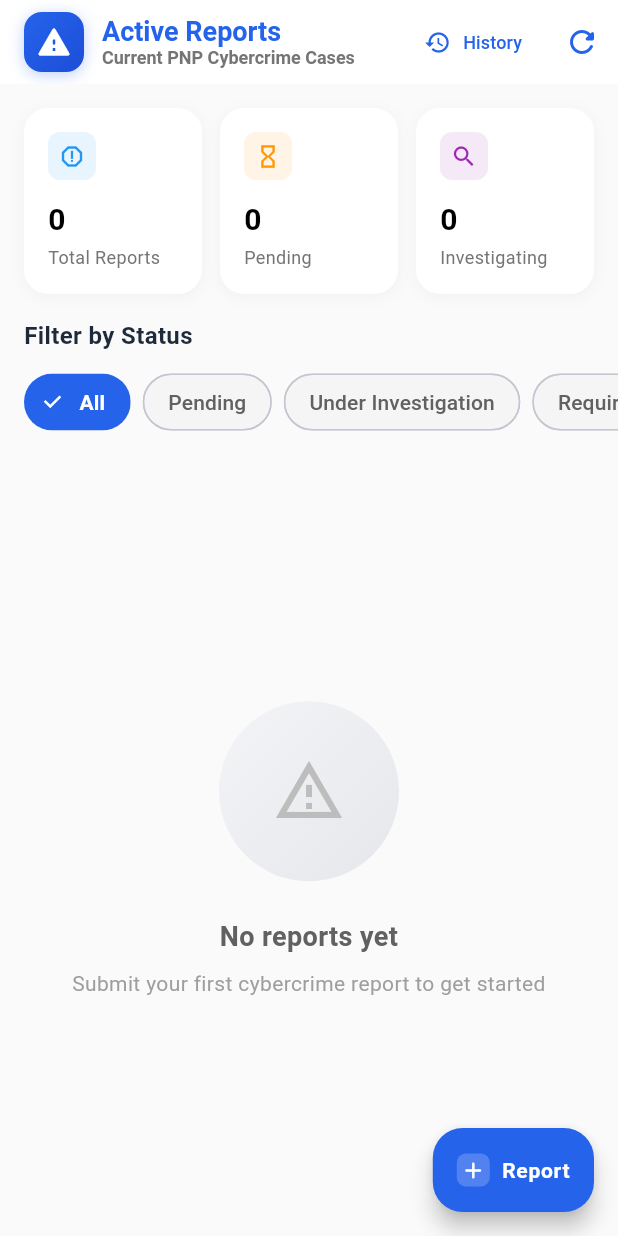
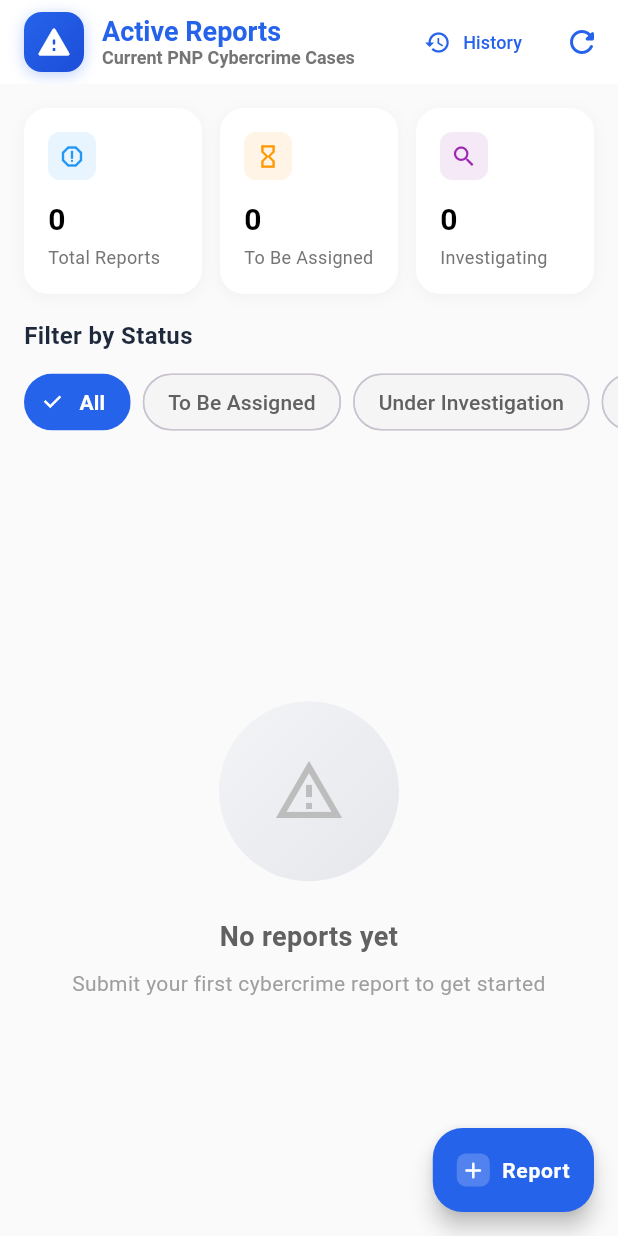
Before and after one commit to Pinoccchio/LawBot, a Flutter app: the ReportsTab screen opened directly, on a phone screen of 412 x 824 dp. Run offline on Flutter 3.47's test engine with Material 3 defaults, Android fonts, the phone set to English and light mode, and no system bars; our stand-ins replace cached_network_image, connectivity_plus, dio, firebase_auth, firebase_core, firebase_messaging and 9 more; accounts and stored records are empty; network calls fail.

Commit message:
01/09/2025 at 3:32 am

```diff
--- a/lib/models/complaint_model.dart
+++ b/lib/models/complaint_model.dart
@@ -220,7 +220,8 @@ enum CrimeCategory {
 }
 
 enum ComplaintStatus {
-  pending('Pending', 'Your complaint has been received and is being reviewed'),
+  toBeAssigned('To Be Assigned', 'Your complaint has been received and is awaiting assignment to a PNP officer'),
+  assigned('Assigned', 'A PNP officer has been assigned to your complaint'),
   underInvestigation('Under Investigation',
       'PNP officers are actively investigating your complaint'),
   resolved('Resolved', 'Your complaint has been resolved'),
@@ -379,7 +380,7 @@ class Complaint {
     required this.incidentDateTime,
     this.incidentLocation,
     this.estimatedFinancialLoss,
-    this.status = ComplaintStatus.pending,
+    this.status = ComplaintStatus.toBeAssigned,
     this.priority = 'low',
     this.riskScore = 30,
     this.assignedUnit,
@@ -457,7 +458,7 @@ class Complaint {
       updatedAt: now,
       statusHistory: [
         StatusUpdate(
-          status: ComplaintStatus.pending,
+          status: ComplaintStatus.toBeAssigned,
           timestamp: now,
           updatedBy: 'System',
           remarks: 'Complaint submitted successfully',
--- a/lib/models/database_complaint_model.dart
+++ b/lib/models/database_complaint_model.dart
@@ -72,7 +72,8 @@ class DatabaseCrimeType {
 }
 
 enum ComplaintStatus {
-  pending('Pending', 'Your complaint has been received and is being reviewed'),
+  toBeAssigned('To Be Assigned', 'Your complaint has been received and is awaiting assignment to a PNP officer'),
+  assigned('Assigned', 'A PNP officer has been assigned to your complaint'),
   underInvestigation('Under Investigation', 'PNP officers are actively investigating your complaint'),
   resolved('Resolved', 'Your complaint has been resolved'),
   dismissed('Dismissed', 'Your complaint has been dismissed'),
@@ -194,7 +195,7 @@ class DatabaseComplaint {
     required this.incidentDateTime,
     this.incidentLocation,
     this.estimatedFinancialLoss,
-    this.status = ComplaintStatus.pending,
+    this.status = ComplaintStatus.toBeAssigned,
     this.priority = 'low',
     this.riskScore = 30,
     required this.assignedUnit,
@@ -245,7 +246,7 @@ class DatabaseComplaint {
       updatedAt: now,
       statusHistory: [
         StatusUpdate(
-          status: ComplaintStatus.pending,
+          status: ComplaintStatus.toBeAssigned,
           timestamp: now,
           updatedBy: 'System',
           remarks: 'Complaint submitted successfully',
--- a/lib/screens/edit_complaint_screen.dart
+++ b/lib/screens/edit_complaint_screen.dart
@@ -1900,6 +1900,8 @@ class _EditComplaintScreenState extends State<EditComplaintScreen> {
     switch (status) {
       case 'Pending':
         return Colors.orange;
+      case 'Assigned':
+        return Colors.teal;
       case 'Under Investigation':
         return Colors.purple;
       case 'Requires More Information':
@@ -1917,6 +1919,8 @@ class _EditComplaintScreenState extends State<EditComplaintScreen> {
     switch (status) {
       case 'Pending':
         return Icons.hourglass_empty;
+      case 'Assigned':
+        return Icons.person_add;
       case 'Under Investigation':
         return Icons.search;
       case 'Requires More Information':
--- a/lib/screens/report_detail_screen.dart
+++ b/lib/screens/report_detail_screen.dart
@@ -2011,8 +2011,10 @@ class _ReportDetailScreenState extends State<ReportDetailScreen> {
 
   Color _getStatusColor(ComplaintStatus status) {
     switch (status) {
-      case ComplaintStatus.pending:
+      case ComplaintStatus.toBeAssigned:
         return Colors.orange;
+      case ComplaintStatus.assigned:
+        return Colors.teal;
       case ComplaintStatus.underInvestigation:
         return Colors.purple;
       case ComplaintStatus.resolved:
--- a/lib/screens/tabs/history_tab.dart
+++ b/lib/screens/tabs/history_tab.dart
@@ -176,7 +176,7 @@ class _HistoryTabState extends State<HistoryTab> {
         complaintNumber: 'CYB-2023-078',
         statusHistory: [
           StatusUpdate(
-            status: ComplaintStatus.pending,
+            status: ComplaintStatus.toBeAssigned,
             timestamp: now.subtract(const Duration(days: 30)),
             updatedBy: 'System',
             remarks: 'Complaint submitted successfully',
@@ -204,7 +204,7 @@ class _HistoryTabState extends State<HistoryTab> {
         complaintNumber: 'CYB-2023-052',
         statusHistory: [
           StatusUpdate(
-            status: ComplaintStatus.pending,
+            status: ComplaintStatus.toBeAssigned,
             timestamp: now.subtract(const Duration(days: 45)),
             updatedBy: 'System',
             remarks: 'Complaint submitted successfully',
@@ -232,7 +232,7 @@ class _HistoryTabState extends State<HistoryTab> {
         complaintNumber: 'CYB-2023-033',
         statusHistory: [
           StatusUpdate(
-            status: ComplaintStatus.pending,
+            status: ComplaintStatus.toBeAssigned,
             timestamp: now.subtract(const Duration(days: 60)),
             updatedBy: 'System',
             remarks: 'Complaint submitted successfully',
@@ -260,7 +260,7 @@ class _HistoryTabState extends State<HistoryTab> {
         complaintNumber: 'CYB-2023-001',
         statusHistory: [
           StatusUpdate(
-            status: ComplaintStatus.pending,
+            status: ComplaintStatus.toBeAssigned,
             timestamp: now.subtract(const Duration(days: 90)),
             updatedBy: 'System',
             remarks: 'Complaint submitted successfully',
@@ -294,7 +294,7 @@ class _HistoryTabState extends State<HistoryTab> {
         complaintNumber: 'CYB-2022-089',
         statusHistory: [
           StatusUpdate(
-            status: ComplaintStatus.pending,
+            status: ComplaintStatus.toBeAssigned,
             timestamp: now.subtract(const Duration(days: 120)),
             updatedBy: 'System',
             remarks: 'Complaint submitted successfully',
@@ -805,7 +805,7 @@ class _HistoryTabState extends State<HistoryTab> {
 
   Color _getStatusColor(ComplaintStatus status) {
     switch (status) {
-      case ComplaintStatus.pending:
+      case ComplaintStatus.toBeAssigned:
         return Colors.orange;
       case ComplaintStatus.underInvestigation:
         return Colors.purple;
@@ -815,6 +815,8 @@ class _HistoryTabState extends State<HistoryTab> {
         return Colors.red;
       case ComplaintStatus.requiresMoreInfo:
         return Colors.blue;
+      case ComplaintStatus.assigned:
+        return Colors.purple; // Same as underInvestigation since this status is obsolete
     }
   }
 }
--- a/lib/screens/tabs/reports_tab.dart
+++ b/lib/screens/tabs/reports_tab.dart
@@ -165,7 +165,7 @@ class _ReportsTabState extends State<ReportsTab> {
         estimatedFinancialLoss: data['estimated_loss']?.toDouble(),
         status: ComplaintStatus.values.firstWhere(
           (e) => e.displayName == data['status'],
-          orElse: () => ComplaintStatus.pending,
+          orElse: () => ComplaintStatus.toBeAssigned,
         ),
         priority: data['priority'] ?? 'low', // Case priority from database
         riskScore: data['risk_score'] ?? 30, // AI risk assessment
@@ -255,7 +255,7 @@ class _ReportsTabState extends State<ReportsTab> {
         ],
         statusHistory: [
           StatusUpdate(
-            status: ComplaintStatus.pending,
+            status: ComplaintStatus.toBeAssigned,
             timestamp: now.subtract(const Duration(days: 2)),
             updatedBy: 'System',
             remarks: 'Complaint submitted successfully',
@@ -277,13 +277,13 @@ class _ReportsTabState extends State<ReportsTab> {
         email: 'rosa.valencia@email.com',
         phoneNumber: '+63 928 777 9999',
         incidentDateTime: now.subtract(const Duration(days: 1)),
-        status: ComplaintStatus.pending,
+        status: ComplaintStatus.toBeAssigned,
         createdAt: now.subtract(const Duration(hours: 6)),
         updatedAt: now.subtract(const Duration(hours: 6)),
         complaintNumber: 'CYB-2024-002',
         statusHistory: [
           StatusUpdate(
-            status: ComplaintStatus.pending,
+            status: ComplaintStatus.toBeAssigned,
             timestamp: now.subtract(const Duration(hours: 6)),
             updatedBy: 'System',
             remarks: 'Complaint submitted successfully',
@@ -305,7 +305,7 @@ class _ReportsTabState extends State<ReportsTab> {
         complaintNumber: 'CYB-2024-003',
         statusHistory: [
           StatusUpdate(
-            status: ComplaintStatus.pending,
+            status: ComplaintStatus.toBeAssigned,
             timestamp: now.subtract(const Duration(days: 10)),
             updatedBy: 'System',
             remarks: 'Complaint submitted successfully',
@@ -327,7 +327,7 @@ class _ReportsTabState extends State<ReportsTab> {
         email: 'elena.ramirez@email.com',
         phoneNumber: '+63 922 333 4444',
         incidentDateTime: now.subtract(const Duration(hours: 18)),
-        status: ComplaintStatus.pending,
+        status: ComplaintStatus.toBeAssigned,
         createdAt: now.subtract(const Duration(hours: 12)),
         updatedAt: now.subtract(const Duration(hours: 12)),
         complaintNumber: 'CYB-2024-004',
@@ -343,7 +343,7 @@ class _ReportsTabState extends State<ReportsTab> {
         ],
         statusHistory: [
           StatusUpdate(
-            status: ComplaintStatus.pending,
+            status: ComplaintStatus.toBeAssigned,
             timestamp: now.subtract(const Duration(hours: 12)),
             updatedBy: 'System',
             remarks: 'Complaint submitted successfully',
@@ -365,7 +365,7 @@ class _ReportsTabState extends State<ReportsTab> {
         complaintNumber: 'CYB-2024-005',
         statusHistory: [
           StatusUpdate(
-            status: ComplaintStatus.pending,
+            status: ComplaintStatus.toBeAssigned,
             timestamp: now.subtract(const Duration(days: 5)),
             updatedBy: 'System',
             remarks: 'Complaint submitted successfully',
@@ -384,8 +384,8 @@ class _ReportsTabState extends State<ReportsTab> {
   List<Complaint> get filteredComplaints {
     if (_selectedFilter == 'All') {
       return _complaints;
-    } else if (_selectedFilter == 'Pending') {
-      return _complaints.where((c) => c.status == ComplaintStatus.pending).toList();
+    } else if (_selectedFilter == 'To Be Assigned') {
+      return _complaints.where((c) => c.status == ComplaintStatus.toBeAssigned).toList();
     } else if (_selectedFilter == 'Under Investigation') {
       return _complaints.where((c) => c.status == ComplaintStatus.underInvestigation).toList();
     } else if (_selectedFilter == 'Requires More Info') {
@@ -394,7 +394,7 @@ class _ReportsTabState extends State<ReportsTab> {
     return _complaints;
   }
 
-  List<String> get filterOptions => ['All', 'Pending', 'Under Investigation', 'Requires More Info'];
+  List<String> get filterOptions => ['All', 'To Be Assigned', 'Under Investigation', 'Requires More Info'];
 
   void _navigateToNewComplaint() async {
     final result = await Navigator.of(context).push(
@@ -557,8 +557,8 @@ class _ReportsTabState extends State<ReportsTab> {
                         Expanded(
                           child: _buildSummaryCard(
                             context,
-                            title: '${_complaints.where((c) => c.status == ComplaintStatus.pending).length}',
-                            subtitle: 'Pending',
+                            title: '${_complaints.where((c) => c.status == ComplaintStatus.toBeAssigned).length}',
+                            subtitle: 'To Be Assigned',
                             icon: Icons.hourglass_empty,
                             color: Colors.orange,
                             isDark: isDark,
@@ -1004,7 +1004,7 @@ class _ReportsTabState extends State<ReportsTab> {
 
   Color _getStatusColor(ComplaintStatus status) {
     switch (status) {
-      case ComplaintStatus.pending:
+      case ComplaintStatus.toBeAssigned:
         return Colors.orange;
       case ComplaintStatus.underInvestigation:
         return Colors.purple;
@@ -1014,6 +1014,8 @@ class _ReportsTabState extends State<ReportsTab> {
         return Colors.red;
       case ComplaintStatus.requiresMoreInfo:
         return Colors.blue;
+      case ComplaintStatus.assigned:
+        return Colors.purple; // Same as underInvestigation since this status is obsolete
     }
   }
 
--- a/lib/services/complaint_service.dart
+++ b/lib/services/complaint_service.dart
@@ -108,7 +108,7 @@ class ComplaintService {
       final statusUpdates = statusHistory.map((data) => StatusUpdate(
         status: ComplaintStatus.values.firstWhere(
           (e) => e.displayName == data['status'],
-          orElse: () => ComplaintStatus.pending,
+          orElse: () => ComplaintStatus.toBeAssigned,
         ),
         timestamp: DateTime.parse(data['timestamp']),
         updatedBy: data['updated_by'],
@@ -223,8 +223,8 @@ class ComplaintService {
             status: ComplaintStatus.values.firstWhere(
               (e) => e.displayName == data['status'],
               orElse: () {
-                print('⚠️ [ComplaintService] Unknown status: ${data['status']}, defaulting to pending');
-                return ComplaintStatus.pending;
+                print('⚠️ [ComplaintService] Unknown status: ${data['status']}, defaulting to toBeAssigned');
+                return ComplaintStatus.toBeAssigned;
               },
             ),
             timestamp: DateTime.parse(data['timestamp']),
@@ -458,7 +458,7 @@ class ComplaintService {
         estimatedFinancialLoss: data['estimated_loss']?.toDouble(),
         status: ComplaintStatus.values.firstWhere(
           (e) => e.displayName == data['status'],
-          orElse: () => ComplaintStatus.pending,
+          orElse: () => ComplaintStatus.toBeAssigned,
         ),
         priority: data['priority'] ?? 'low',
         riskScore: data['risk_score'] ?? 30,
--- a/lib/services/database_service.dart
+++ b/lib/services/database_service.dart
@@ -554,7 +554,7 @@ class DatabaseService {
         'incident_date_time': complaint.incidentDateTime.toUtc().toIso8601String(),
         'incident_location': complaint.incidentLocation,
         'estimated_loss': complaint.estimatedFinancialLoss,
-        'status': 'Pending',
+        'status': 'To Be Assigned',
         // 🚀 AI-driven scores (replaces hard-coded calculations)
         'priority': aiPriorityScoring?.priority ?? 'medium',
         'risk_score': aiPriorityScoring?.riskScore ?? 50,
@@ -582,7 +582,7 @@ class DatabaseService {
       // Add initial status history
       await _addStatusUpdate(
         complaintId,
-        'Pending',
+        'To Be Assigned',
         'System',
         'Complaint submitted successfully',
       );
@@ -634,7 +634,7 @@ class DatabaseService {
     }
   }
 
-  // Get user's active complaints (Pending, Under Investigation, Requires More Info)
+  // Get user's active complaints (To Be Assigned, Under Investigation, Requires More Info)
   Future<List<Map<String, dynamic>>> getUserActiveComplaints() async {
     try {
       if (currentUserId == null) {
@@ -649,7 +649,7 @@ class DatabaseService {
           .from('complaints')
           .select('*')
           .eq('user_id', currentUserId!)
-          .inFilter('status', ['Pending', 'Under Investigation', 'Requires More Information'])
+          .inFilter('status', ['To Be Assigned', 'Under Investigation', 'Requires More Information'])
           .order('created_at', ascending: false);
 
       if (response == null || (response as List).isEmpty) {
@@ -1090,7 +1090,7 @@ class DatabaseService {
       for (final complaint in allComplaints) {
         final status = complaint['status'] as String;
         switch (status) {
-          case 'Pending':
+          case 'To Be Assigned':
             stats['pending'] = (stats['pending'] ?? 0) + 1;
             break;
           case 'Under Investigation':
@@ -1227,7 +1227,7 @@ class DatabaseService {
         'incident_date_time': complaint.incidentDateTime.toUtc().toIso8601String(),
         'incident_location': complaint.incidentLocation,
         'estimated_loss': complaint.estimatedFinancialLoss,
-        'status': 'Pending',
+        'status': 'To Be Assigned',
         // 🚀 AI-driven scores (replaces hard-coded calculations)
         'priority': aiPriorityScoring?.priority ?? 'medium',
         'risk_score': aiPriorityScoring?.riskScore ?? 50,
@@ -1331,7 +1331,7 @@ class DatabaseService {
       // Add initial status history
       await _addStatusUpdate(
         complaintId,
-        'Pending',
+        'To Be Assigned',
         'System',
         'Complaint submitted successfully with ${aiAssessment != null ? 'AI' : 'rule-based'} assessment',
       );
@@ -1505,7 +1505,7 @@ class DatabaseService {
             )
           ''')
           .eq('user_id', currentUserId!)
-          .inFilter('status', ['Pending', 'Under Investigation', 'Requires More Information'])
+          .inFilter('status', ['To Be Assigned', 'Under Investigation', 'Requires More Information'])
           .order('created_at', ascending: false);
 
       print('✅ Fetched ${response.length} active complaints with AI data');
--- a/lib/services/realtime_service.dart
+++ b/lib/services/realtime_service.dart
@@ -317,7 +317,7 @@ class RealtimeService {
         estimatedFinancialLoss: data['estimated_loss']?.toDouble(),
         status: ComplaintStatus.values.firstWhere(
           (e) => e.displayName == data['status'],
-          orElse: () => ComplaintStatus.pending,
+          orElse: () => ComplaintStatus.toBeAssigned,
         ),
         priority: data['priority'] ?? 'low',
         riskScore: data['risk_score'] ?? 30,
--- a/lib/widgets/expandable_status_timeline.dart
+++ b/lib/widgets/expandable_status_timeline.dart
@@ -309,8 +309,10 @@ class _ExpandableStatusTimelineState extends State<ExpandableStatusTimeline> {
 
   Color _getStatusColor(ComplaintStatus status) {
     switch (status) {
-      case ComplaintStatus.pending:
+      case ComplaintStatus.toBeAssigned:
         return const Color(0xFFF59E0B); // Amber
+      case ComplaintStatus.assigned:
+        return const Color(0xFF14B8A6); // Teal
       case ComplaintStatus.underInvestigation:
         return const Color(0xFF3B82F6); // Blue
       case ComplaintStatus.requiresMoreInfo:
```
Also changed, not shown: 5 other files.
